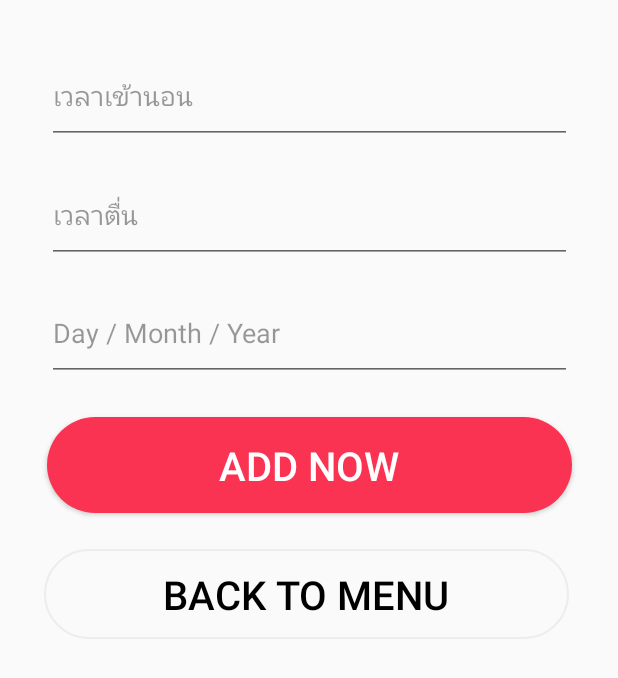
After one commit to javascript5/Healthy-Mobile-Application, an Android app: the fragment SleepForm shown on its own in the app's theme, on a phone screen of 412 x 824 dp. The commit adds this screen. Shown: the top 678 px of the screen. Run offline under Robolectric (Android 15) with nearby library versions, the phone set to English and light mode, and no system bars.

Commit message:
Add AlarmClock Function

```diff
--- /dev/null
+++ b/app/src/main/java/com/pleng/healthy/healthy/AlarmClock/SleepForm.java
@@ -0,0 +1,196 @@
+package com.pleng.healthy.healthy.AlarmClock;
+
+import android.app.DatePickerDialog;
+import android.app.TimePickerDialog;
+import android.content.ContentValues;
+import android.database.Cursor;
+import android.database.sqlite.SQLiteDatabase;
+import android.os.Bundle;
+import android.support.annotation.Nullable;
+import android.support.v4.app.Fragment;
+import android.util.Log;
+import android.view.LayoutInflater;
+import android.view.View;
+import android.view.ViewGroup;
+import android.widget.ArrayAdapter;
+import android.widget.Button;
+import android.widget.DatePicker;
+import android.widget.TextView;
+import android.widget.TimePicker;
+import android.widget.Toast;
+
+import com.pleng.healthy.healthy.DBHelper;
+import com.pleng.healthy.healthy.R;
+import com.pleng.healthy.healthy.Weight.WeightFragment;
+
+import java.text.ParsePosition;
+import java.text.SimpleDateFormat;
+import java.util.Calendar;
+import java.util.Date;
+import java.util.List;
+
+public class SleepForm extends Fragment{
+    private TextView sleepTime, wakeUpTime , dateField;
+    private Calendar mCurrentDate;
+    private int mYear, mMonth, mDay;
+    private String dayStr, monthStr;
+    private Button addTimeButton,backToListViewButton;
+    private String differenceTime, time1, time2, dateStr;
+    private ParsePosition pp1,pp2,pp3,pp4;
+    private SleepStore sleepStore;
+    private DBHelper myDB;
+    public SleepForm(){
+        mCurrentDate = Calendar.getInstance();
+        mYear = mCurrentDate.get(Calendar.YEAR);
+        mMonth = mCurrentDate.get(Calendar.MONTH);
+        mDay = mCurrentDate.get(Calendar.DAY_OF_MONTH);
+
+    }
+
+    @Override
+    public void onActivityCreated(@Nullable Bundle savedInstanceState) {
+        super.onActivityCreated(savedInstanceState);
+        myDB = new DBHelper(getContext());
+        dateField = (TextView) getView().findViewById(R.id.fragment_sleep_form_datetime);
+        wakeUpTime = (TextView) getView().findViewById(R.id.fragment_sleep_form_wakeUpTime);
+        sleepTime = (TextView) getView().findViewById(R.id.fragment_sleep_form_sleepTime);
+        addTimeButton = (Button) getView().findViewById(R.id.fragment_sleep_form_addTimeButton);
+        backToListViewButton = (Button) getView().findViewById(R.id.fragment_sleep_form_backToSleepListView);
+
+
+
+        dateField.setOnClickListener(new View.OnClickListener() {
+                                    @Override
+                                    public void onClick(View v) {
+                                        datePickerPopup(dateField);
+                                    }
+                                });
+        sleepTime.setOnClickListener(new View.OnClickListener() {
+            @Override
+            public void onClick(View v) {
+                timePickerPopup(sleepTime);
+
+            }
+        });
+
+        wakeUpTime.setOnClickListener(new View.OnClickListener() {
+            @Override
+            public void onClick(View v) {
+                timePickerPopup(wakeUpTime);
+
+            }
+        });
+
+
+
+        addTimeButton.setOnClickListener(new View.OnClickListener() {
+            @Override
+            public void onClick(View v) {
+                time1 = sleepTime.getText().toString();
+                time2 = wakeUpTime.getText().toString();
+                dateStr = dateField.getText().toString();
+
+
+                if(!time1.isEmpty() && !time2.isEmpty() && !dateStr.isEmpty()) {
+
+                    differenceTime = FindTheDifferenceTime(time1, time2);
+                    if(!differenceTime.isEmpty()) {
+                        sleepStore = new SleepStore(dateStr, time1,time2,differenceTime);
+                        sleepStore.setDifferenceTime(differenceTime);
+                        myDB.addTime(sleepStore);
+                        getActivity().getSupportFragmentManager().beginTransaction().replace(R.id.main_view, new SleepFragment()).addToBackStack(null).commit();
+                    }
+
+                }else{
+                    Toast.makeText(getActivity(),"กรุณากรอกข้อมูลให้ครบถ้วน",Toast.LENGTH_SHORT).show();
+                }
+
+
+
+
+            }
+        });
+
+
+        backToListViewButton.setOnClickListener(new View.OnClickListener() {
+            @Override
+            public void onClick(View v) {
+                getActivity().getSupportFragmentManager().beginTransaction().replace(R.id.main_view, new SleepFragment()).addToBackStack(null).commit();
+            }
+        });
+    }
+
+     private String FindTheDifferenceTime(String timeLocal1, String timeLocal2){
+
+        SimpleDateFormat simpleDateFormat = new SimpleDateFormat("HH:mm");
+         pp1 = new ParsePosition(0);
+         pp2 = new ParsePosition(0);
+         pp3 = new ParsePosition(0);
+         pp4 = new ParsePosition(0);
+        Date startDate = simpleDateFormat.parse(timeLocal1, pp1);
+        Date endDate = simpleDateFormat.parse(timeLocal2, pp2);
+        long difference = endDate.getTime() - startDate.getTime();
+        if(difference<0)
+        {
+            Date dateMax = simpleDateFormat.parse("24:00", pp3);
+            Date dateMin = simpleDateFormat.parse("00:00", pp4);
+            difference = (dateMax.getTime() -startDate.getTime() )+(endDate.getTime()-dateMin.getTime());
+        }
+        int days = (int) (difference / (1000*60*60*24));
+        int hours = (int) ((difference - (1000*60*60*24*days)) / (1000*60*60));
+        int min = (int) (difference - (1000*60*60*24*days) - (1000*60*60*hours)) / (1000*60);
+        String curTime = String.format("%02d:%02d", hours, min);
+        return curTime;
+
+
+    }
+
+    private void timePickerPopup(final TextView field) {
+        // TODO Auto-generated method stub
+        Calendar mcurrentTime = Calendar.getInstance();
+        int hour = mcurrentTime.get(Calendar.HOUR_OF_DAY);
+        int minute = mcurrentTime.get(Calendar.MINUTE);
+        TimePickerDialog mTimePicker;
+        mTimePicker = new TimePickerDialog(getActivity(), new TimePickerDialog.OnTimeSetListener() {
+            @Override
+            public void onTimeSet(TimePicker timePicker, int selectedHour, int selectedMinute) {
+                field.setText( selectedHour + ":" + selectedMinute);
+            }
+        }, hour, minute, true);//Yes 24 hour time
+        mTimePicker.setTitle("Select Time");
+        mTimePicker.show();
+    }
+    private void datePickerPopup(final TextView field){
+        //Get Current Date
+        DatePickerDialog datePickerDialog = new DatePickerDialog(getActivity(), new DatePickerDialog.OnDateSetListener() {
+
+            @Override
+            public void onDateSet(DatePicker view, int year, int month, int dayOfMonth) {
+                if(month < 10){
+                    monthStr = "0" + (month + 1);
+                }else{
+                    monthStr = (month + 1)+"";
+                }
+
+                if(dayOfMonth < 10){
+                    dayStr  = "0" + dayOfMonth ;
+                }else{
+                    dayStr = dayOfMonth+"";
+                }
+                mYear = year;
+                mMonth = month;
+                mDay = dayOfMonth;
+                field.setText(year+"-"+monthStr+"-"+dayStr);
+            }
+        }, mYear, mMonth, mDay);
+        datePickerDialog.show();
+    }
+
+    @Nullable
+    @Override
+    public View onCreateView(LayoutInflater inflater, @Nullable ViewGroup container, @Nullable Bundle savedInstanceState) {
+        return inflater.inflate(R.layout.fragment_sleep_form, container, false);
+    }
+
+
+}
--- a/app/src/main/java/com/pleng/healthy/healthy/MainActivity.java
+++ b/app/src/main/java/com/pleng/healthy/healthy/MainActivity.java
@@ -5,6 +5,7 @@ import android.os.Bundle;
 
 import com.google.android.gms.common.ConnectionResult;
 import com.google.android.gms.common.GoogleApiAvailability;
+import com.pleng.healthy.healthy.AlarmClock.SleepForm;
 
 public class MainActivity extends AppCompatActivity {
 
--- /dev/null
+++ b/app/src/main/res/layout/fragment_sleep_form.xml
@@ -0,0 +1,82 @@
+<?xml version="1.0" encoding="utf-8"?>
+<android.support.constraint.ConstraintLayout xmlns:android="http://schemas.android.com/apk/res/android"
+    xmlns:app="http://schemas.android.com/apk/res-auto"
+    xmlns:tools="http://schemas.android.com/tools"
+    android:id="@+id/linearLayout3"
+    android:layout_width="match_parent"
+    android:layout_height="match_parent">
+
+
+    <EditText
+        android:id="@+id/fragment_sleep_form_datetime"
+        android:layout_width="350dp"
+        android:layout_height="wrap_content"
+        android:layout_marginTop="24dp"
+        android:drawablePadding="10dp"
+        android:focusable="false"
+        android:hint="Day / Month / Year"
+        android:paddingBottom="20dp"
+        android:textColor="@color/TextColor"
+        android:textColorHint="@color/HintColor"
+        app:layout_constraintEnd_toEndOf="parent"
+        app:layout_constraintStart_toStartOf="parent"
+        app:layout_constraintTop_toBottomOf="@+id/fragment_sleep_form_wakeUpTime" />
+
+    <EditText
+        android:id="@+id/fragment_sleep_form_sleepTime"
+        android:layout_width="350dp"
+        android:layout_height="wrap_content"
+        android:layout_marginTop="40dp"
+        android:drawablePadding="10dp"
+        android:focusable="false"
+        android:hint="เวลาเข้านอน"
+        android:paddingBottom="20dp"
+        android:textColor="@color/TextColor"
+        android:textColorHint="@color/HintColor"
+        app:layout_constraintEnd_toEndOf="parent"
+        app:layout_constraintStart_toStartOf="parent"
+        app:layout_constraintTop_toTopOf="parent" />
+
+    <EditText
+        android:id="@+id/fragment_sleep_form_wakeUpTime"
+        android:layout_width="350dp"
+        android:layout_height="55dp"
+        android:layout_marginTop="24dp"
+        android:drawablePadding="10dp"
+        android:focusable="false"
+        android:hint="เวลาตื่น"
+        android:paddingBottom="20dp"
+        android:textColor="@color/TextColor"
+        android:textColorHint="@color/HintColor"
+        app:layout_constraintEnd_toEndOf="parent"
+        app:layout_constraintStart_toStartOf="parent"
+        app:layout_constraintTop_toBottomOf="@+id/fragment_sleep_form_sleepTime" />
+
+    <Button
+        android:id="@+id/fragment_sleep_form_backToSleepListView"
+        android:layout_width="350dp"
+        android:layout_height="60dp"
+        android:layout_marginTop="24dp"
+        android:background="@drawable/secondbutton"
+        android:text="Back to menu"
+        android:textColor="@color/TextColor"
+        android:textSize="40px"
+        app:layout_constraintEnd_toEndOf="parent"
+        app:layout_constraintHorizontal_bias="0.47"
+        app:layout_constraintStart_toStartOf="parent"
+        app:layout_constraintTop_toBottomOf="@+id/fragment_sleep_form_addTimeButton" />
+
+    <Button
+        android:id="@+id/fragment_sleep_form_addTimeButton"
+        android:layout_width="350dp"
+        android:layout_height="64dp"
+        android:layout_marginTop="24dp"
+        android:background="@drawable/activebutton"
+        android:text="Add Now"
+        android:textColor="@color/SubText"
+        android:textSize="40px"
+        app:layout_constraintEnd_toEndOf="parent"
+        app:layout_constraintStart_toStartOf="parent"
+        app:layout_constraintTop_toBottomOf="@+id/fragment_sleep_form_datetime" />
+
+</android.support.constraint.ConstraintLayout>
```
Also changed, not shown: app/src/main/java/com/pleng/healthy/healthy/AlarmClock/SleepConfigItems.java (added, +48 -0 lines), app/src/main/java/com/pleng/healthy/healthy/AlarmClock/SleepFragment.java (added, +64 -0 lines), app/src/main/java/com/pleng/healthy/healthy/AlarmClock/SleepStore.java (added, +49 -0 lines), app/src/main/java/com/pleng/healthy/healthy/DBHelper.java (added, +87 -0 lines), app/src/main/java/com/pleng/healthy/healthy/LoginFragment.java (+9 -0 lines), app/src/main/res/layout/fragment_sleep.xml (added, +34 -0 lines), app/src/main/res/layout/fragment_sleep_items.xml (added, +41 -0 lines).
